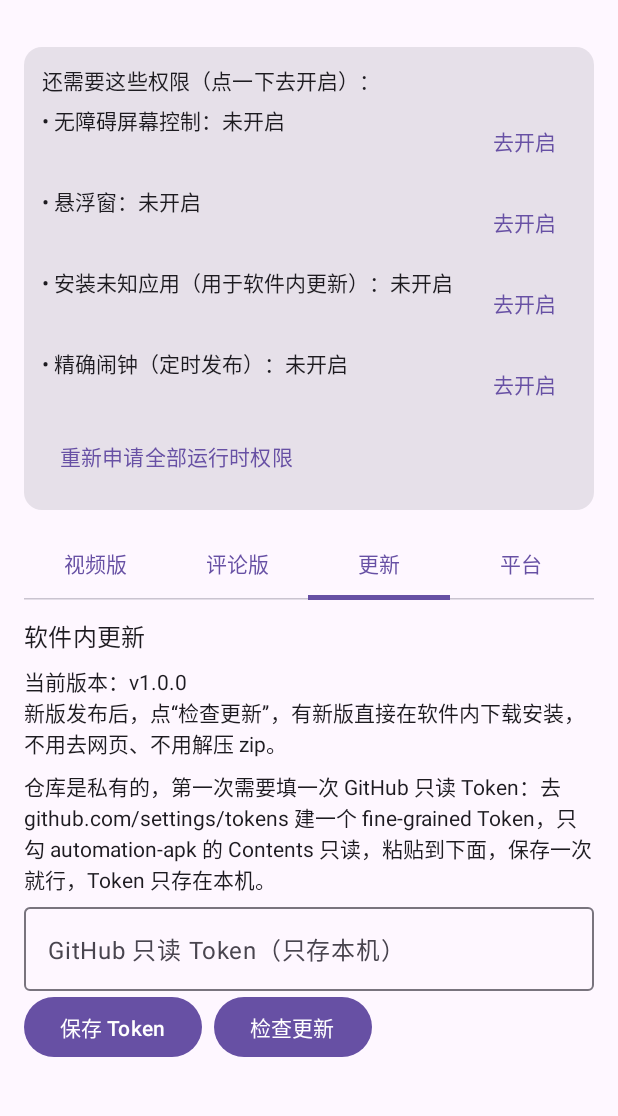
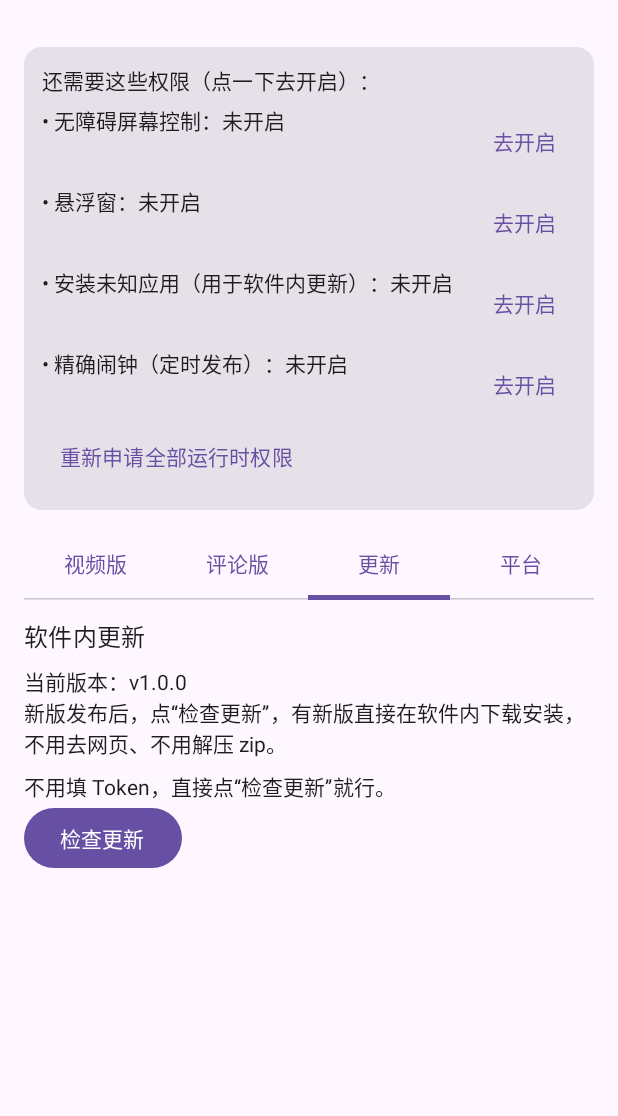
Before and after one commit to 2100640252-png/automation-apk, an Android app built with Jetpack Compose: the screen it shows after launch (MainActivity), tab 3 chosen, on a phone screen of 412 x 824 dp, the part 73-1189 px from its top. Run offline under Robolectric (Android 15) with nearby library versions, the phone set to English and light mode, and no system bars.

Commit message:
v1.3.0: app/src/main/java/com/automation/work/MainActivity.kt

```diff
--- a/app/src/main/java/com/automation/work/MainActivity.kt
+++ b/app/src/main/java/com/automation/work/MainActivity.kt
@@ -483,15 +483,8 @@ fun AutomationApp(activity: MainActivity) {
                     Text("当前版本：v${UpdateChecker.currentVersionName(activity)}")
                     Text("新版发布后，点“检查更新”，有新版直接在软件内下载安装，不用去网页、不用解压 zip。")
                     Spacer(Modifier.height(8.dp))
-                    Text("仓库是私有的，第一次需要填一次 GitHub 只读 Token：去 github.com/settings/tokens 建一个 fine-grained Token，只勾 automation-apk 的 Contents 只读，粘贴到下面，保存一次就行，Token 只存在本机。")
-                    OutlinedTextField(
-                        value = activity.githubToken,
-                        onValueChange = { activity.githubToken = it },
-                        label = { Text("GitHub 只读 Token（只存本机）") },
-                        modifier = Modifier.fillMaxWidth()
-                    )
+                    Text("不用填 Token，直接点“检查更新”就行。")
                     Row(horizontalArrangement = Arrangement.spacedBy(8.dp)) {
-                        Button(onClick = { activity.saveToken(activity.githubToken) }) { Text("保存 Token") }
                         Button(onClick = { activity.checkUpdate() }) { Text("检查更新") }
                     }
                     Spacer(Modifier.height(8.dp))
```
